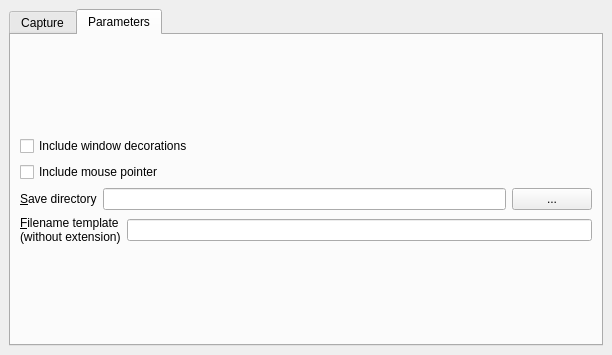
Qt form mainwindow.ui (kernel1024/scrcap) before a commit.
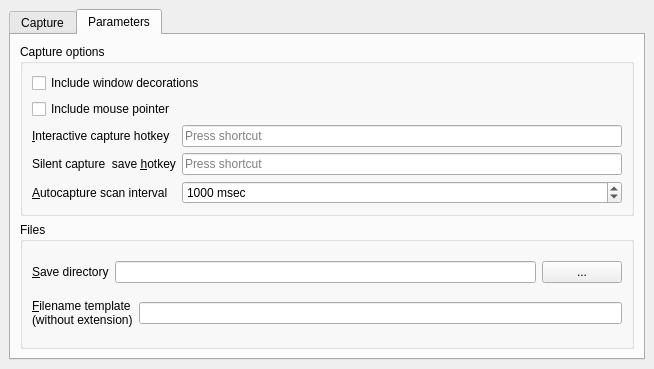
The same form after that commit. The open tabs and pages were chosen to show the change. Icons and pictures are not drawn.

The edit to the form file:
```diff
--- a/mainwindow.ui
+++ b/mainwindow.ui
@@ -6,8 +6,8 @@
    <rect>
     <x>0</x>
     <y>0</y>
-    <width>612</width>
-    <height>355</height>
+    <width>654</width>
+    <height>369</height>
    </rect>
   </property>
   <property name="windowTitle">
@@ -185,20 +185,13 @@
        <attribute name="title">
         <string>Parameters</string>
        </attribute>
-       <layout class="QVBoxLayout" name="verticalLayout_5">
+       <layout class="QVBoxLayout" name="verticalLayout_7">
         <item>
-         <spacer name="verticalSpacer_2">
-          <property name="orientation">
-           <enum>Qt::Vertical</enum>
+         <widget class="QGroupBox" name="groupBox_2">
+          <property name="title">
+           <string>Capture options</string>
           </property>
-          <property name="sizeHint" stdset="0">
-           <size>
-            <width>20</width>
-            <height>90</height>
-           </size>
-          </property>
-         </spacer>
-        </item>
+          <layout class="QVBoxLayout" name="verticalLayout_6">
         <item>
          <widget class="QCheckBox" name="checkIncludeDeco">
           <property name="text">
@@ -214,6 +207,74 @@
          </widget>
         </item>
         <item>
+            <layout class="QFormLayout" name="formLayout">
+             <item row="0" column="0">
+              <widget class="QLabel" name="label_4">
+               <property name="text">
+                <string>&amp;Interactive capture hotkey</string>
+               </property>
+               <property name="buddy">
+                <cstring>keyInteractive</cstring>
+               </property>
+              </widget>
+             </item>
+             <item row="0" column="1">
+              <widget class="QKeySequenceEdit" name="keyInteractive"/>
+             </item>
+             <item row="1" column="0">
+              <widget class="QLabel" name="label_6">
+               <property name="text">
+                <string>Silent capture  save &amp;hotkey</string>
+               </property>
+               <property name="buddy">
+                <cstring>keySilent</cstring>
+               </property>
+              </widget>
+             </item>
+             <item row="1" column="1">
+              <widget class="QKeySequenceEdit" name="keySilent"/>
+             </item>
+             <item row="2" column="0">
+              <widget class="QLabel" name="label_5">
+               <property name="text">
+                <string>&amp;Autocapture scan interval</string>
+               </property>
+               <property name="buddy">
+                <cstring>spinAutocapInterval</cstring>
+               </property>
+              </widget>
+             </item>
+             <item row="2" column="1">
+              <widget class="QSpinBox" name="spinAutocapInterval">
+               <property name="suffix">
+                <string> msec</string>
+               </property>
+               <property name="minimum">
+                <number>50</number>
+               </property>
+               <property name="maximum">
+                <number>3600000</number>
+               </property>
+               <property name="singleStep">
+                <number>50</number>
+               </property>
+               <property name="value">
+                <number>1000</number>
+               </property>
+              </widget>
+             </item>
+            </layout>
+           </item>
+          </layout>
+         </widget>
+        </item>
+        <item>
+         <widget class="QGroupBox" name="groupBox">
+          <property name="title">
+           <string>Files</string>
+          </property>
+          <layout class="QVBoxLayout" name="verticalLayout_5">
+           <item>
          <layout class="QHBoxLayout" name="horizontalLayout_3">
           <item>
            <widget class="QLabel" name="label_2">
@@ -255,18 +316,8 @@
           </item>
          </layout>
         </item>
-        <item>
-         <spacer name="verticalSpacer_3">
-          <property name="orientation">
-           <enum>Qt::Vertical</enum>
-          </property>
-          <property name="sizeHint" stdset="0">
-           <size>
-            <width>20</width>
-            <height>90</height>
-           </size>
-          </property>
-         </spacer>
+          </layout>
+         </widget>
         </item>
        </layout>
       </widget>
```
Left out of the diff: 21 changed lines with no effect on the pictures. Lines whose indentation alone changed are shown as unchanged.
